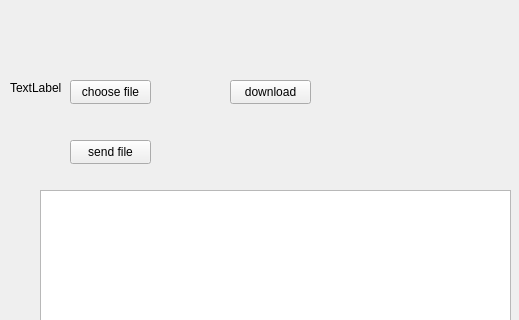
The window that mainwindow.ui (summersolstice-lab/File-Transfer) describes before a commit, drawn with Qt 5; both pictures show x 0 to 519 and y 0 to 320 of the 800 by 600 pixel window.
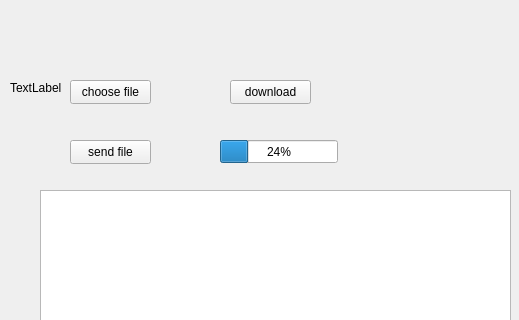
The same window after the commit.

What changed in the file:
```diff
--- a/mainwindow.ui
+++ b/mainwindow.ui
@@ -76,6 +76,19 @@
      <string>download</string>
     </property>
    </widget>
+   <widget class="QProgressBar" name="progressBar">
+    <property name="geometry">
+     <rect>
+      <x>220</x>
+      <y>140</y>
+      <width>118</width>
+      <height>23</height>
+     </rect>
+    </property>
+    <property name="value">
+     <number>24</number>
+    </property>
+   </widget>
   </widget>
   <widget class="QMenuBar" name="menubar">
    <property name="geometry">
```
Left out of the diff: 3 changed lines with no effect on the pictures.
